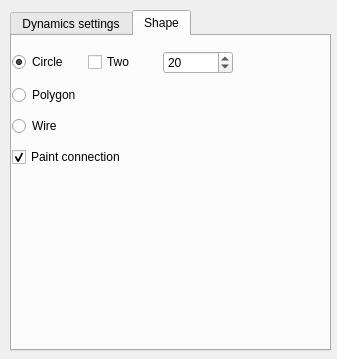
Before: the Qt Designer form krita/plugins/paintops/dynadraw/wdgdynaoptions.ui in KDE/krita, drawn with Qt 5.
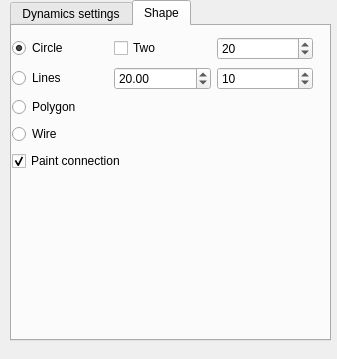
After: the same form once the commit is applied.

Commit message: Added support for drawing line strips. GUI is quite ugly.

```diff
--- a/krita/plugins/paintops/dynadraw/wdgdynaoptions.ui
+++ b/krita/plugins/paintops/dynadraw/wdgdynaoptions.ui
@@ -25,7 +25,7 @@
    <property name="geometry" >
     <rect>
      <x>10</x>
-     <y>10</y>
+     <y>0</y>
      <width>321</width>
      <height>341</height>
     </rect>
@@ -193,13 +193,13 @@
     <attribute name="title" >
      <string>Shape</string>
     </attribute>
-    <widget class="QWidget" name="" >
+    <widget class="QWidget" name="layoutWidget" >
      <property name="geometry" >
       <rect>
        <x>0</x>
        <y>10</y>
-       <width>221</width>
-       <height>127</height>
+       <width>301</width>
+       <height>141</height>
       </rect>
      </property>
      <layout class="QVBoxLayout" name="verticalLayout" >
@@ -231,6 +231,37 @@
         </item>
        </layout>
       </item>
+      <item>
+       <layout class="QHBoxLayout" name="horizontalLayout_2" >
+        <item>
+         <widget class="QRadioButton" name="linesRBox" >
+          <property name="text" >
+           <string>Lines</string>
+          </property>
+         </widget>
+        </item>
+        <item>
+         <widget class="QDoubleSpinBox" name="lineSpacingSPBox" >
+          <property name="toolTip" >
+           <string>Line spacing</string>
+          </property>
+          <property name="value" >
+           <double>20.000000000000000</double>
+          </property>
+         </widget>
+        </item>
+        <item>
+         <widget class="QSpinBox" name="lineCountSPBox" >
+          <property name="toolTip" >
+           <string>Line count</string>
+          </property>
+          <property name="value" >
+           <number>10</number>
+          </property>
+         </widget>
+        </item>
+       </layout>
+      </item>
       <item>
        <widget class="QRadioButton" name="polygonRBox" >
         <property name="text" >
```
Left out of the diff: 3 changed lines with no effect on the pictures. The commit also changes 7 other files.
